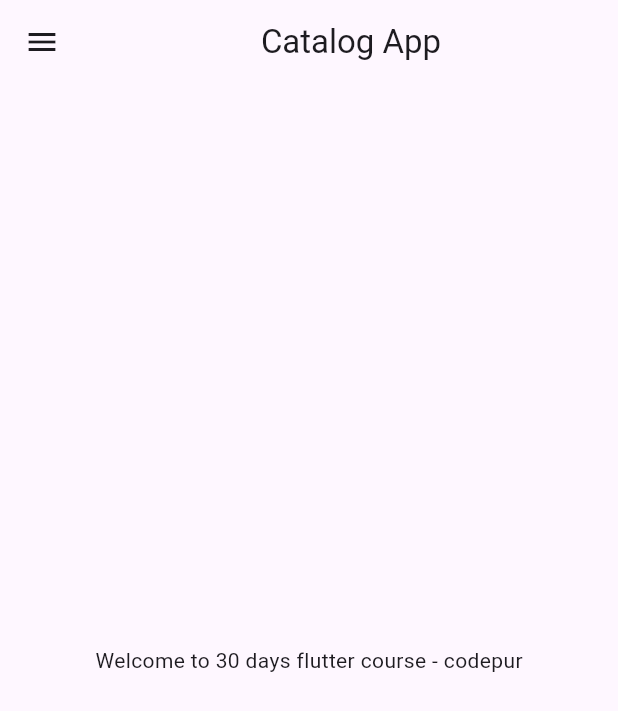
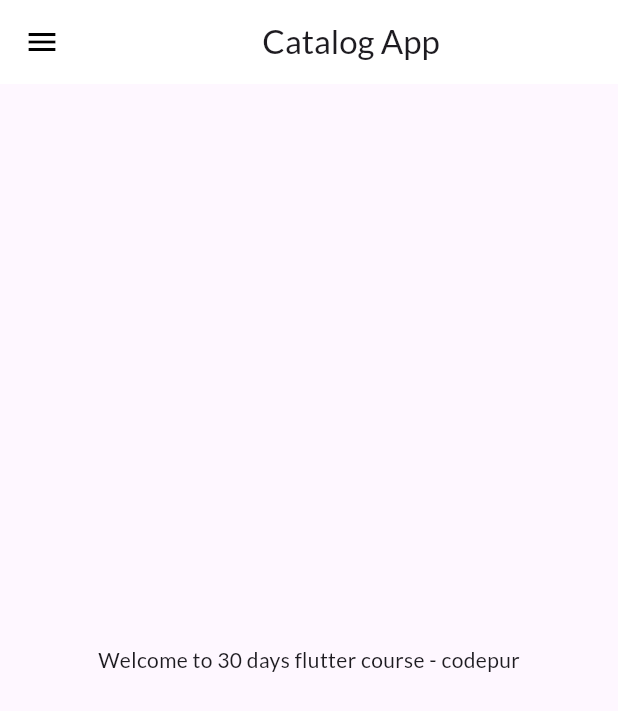
Before and after one commit to nirajan0bohara/catalogue_app, a Flutter app: the screen it shows after launch, on a phone screen of 412 x 824 dp. Shown: the top 711 px of the screen. Run offline on Flutter 3.47's test engine with Material 3 defaults, Android fonts, the phone set to English and light mode, and no system bars; our stand-ins replace google_fonts.

Commit message:
Theme extracted

```diff
--- a/lib/main.dart
+++ b/lib/main.dart
@@ -1,9 +1,8 @@
 import 'package:catalogue_app/screens/homepage.dart';
 import 'package:catalogue_app/screens/login_screen.dart';
 import 'package:catalogue_app/utils/routes.dart';
-import 'package:catalogue_app/widgets/drawer.dart';
+import 'package:catalogue_app/widgets/themes.dart';
 import 'package:flutter/material.dart';
-import 'package:google_fonts/google_fonts.dart';
 
 void main() {
   runApp(const MyApp());
@@ -18,7 +17,8 @@ class MyApp extends StatelessWidget {
       // debugShowCheckedModeBanner: false,
       home: HomePage(),
       themeMode: ThemeMode.light,
-      theme:
+      theme: MyTheme.lightTheme(context),
+      darkTheme: MyTheme.darkTheme(context),
       initialRoute: MyRoutes.homeRoute,
       routes: {
         // "/": (context) => LoginPage(),
--- a/lib/widgets/themes.dart
+++ b/lib/widgets/themes.dart
@@ -1,17 +1,19 @@
 import 'package:flutter/material.dart';
+import 'package:google_fonts/google_fonts.dart';
 
-class MyTheme{
-  static ThemeData get ThemeData => ThemeData(
+class MyTheme {
+  static ThemeData lightTheme(BuildContext context) => ThemeData(
         primarySwatch: Colors.deepPurple,
         fontFamily: GoogleFonts.lato().fontFamily,
-        appBarTheme: AppBarTheme(
+        appBarTheme: const AppBarTheme(
           color: Colors.white,
           elevation: 0.0,
           iconTheme: IconThemeData(color: Colors.black),
+          // textTheme: Theme.of(context).textTheme,
         ),
-      ),
-      darkTheme: ThemeData(
+      );
+  static ThemeData darkTheme(BuildContext context) => ThemeData(
         brightness: Brightness.dark,
         primarySwatch: Colors.red,
-      ),
+      );
 }
```
